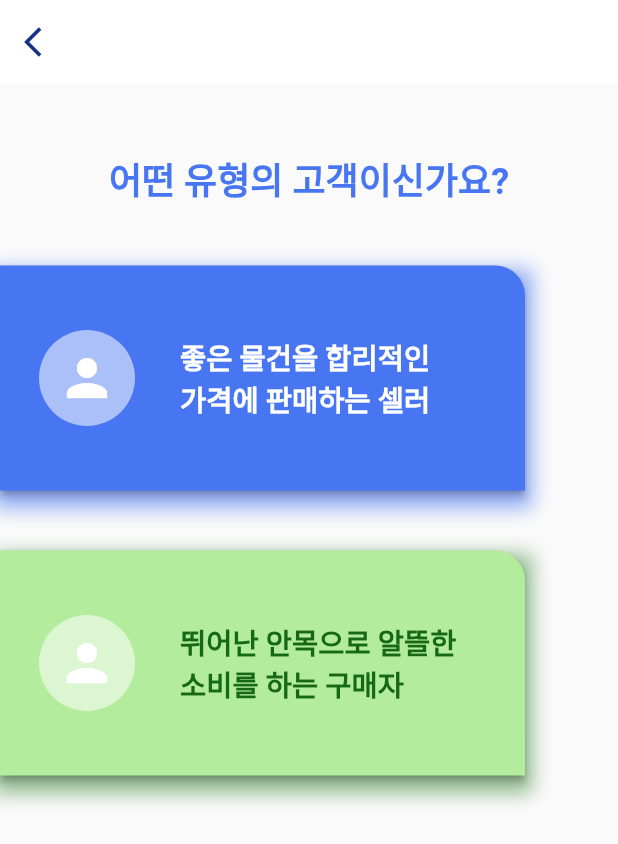
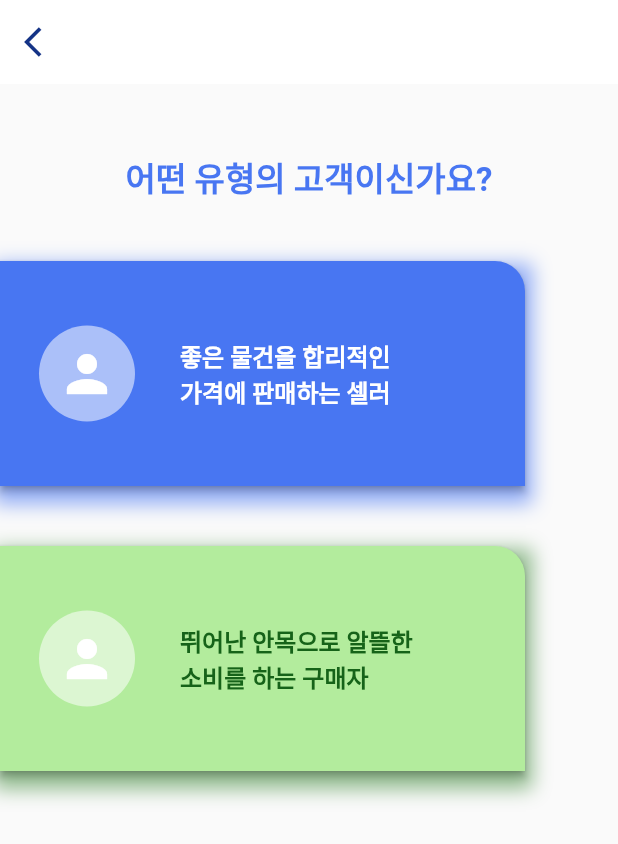
Before and after one commit to kimjeyoun/SmallStoreInformationApplication_front, a Flutter app: the LoginForm screen opened directly, after a tap on "쉽고 빠른 회원가입", on a phone screen of 412 x 824 dp. Shown: the top 844 px of the screen. Run offline on Flutter 3.47's test engine with Material 2 defaults, Android fonts, the phone set to English and light mode, and no system bars; our stand-ins replace flutter_secure_storage; missing offline and left inert: kakao_flutter_sdk, kakao_map_plugin; accounts and stored records are empty; network calls fail; Roboto replaces fonts that are missing (Sandoll).

```diff
--- a/lib/main.dart
+++ b/lib/main.dart
@@ -2,7 +2,6 @@ import 'package:flutter/material.dart';
 import 'package:kakao_flutter_sdk/kakao_flutter_sdk.dart';
 import 'package:kakao_map_plugin/kakao_map_plugin.dart';
 import 'package:where_shop_project/screen/login_page.dart';
-import 'package:where_shop_project/screen/register_page.dart';
 import 'package:where_shop_project/screen/user_type_selection_page.dart';
 import 'package:where_shop_project/screen/logo_page.dart';
 import 'package:where_shop_project/screen/kakao_map_page.dart';
@@ -23,7 +22,6 @@ class MyApp extends StatelessWidget {
       routes: {
         '/': (context) => LogoPage(),
         '/login' : (context) => LoginPage(),
-        '/register': (context) => RegisterPage(),
         '/selection':  (context) => UserTypeSelectionPage(),
         '/map': (context) => KakaoMapPage(),
       },
--- a/lib/screen/login_page.dart
+++ b/lib/screen/login_page.dart
@@ -48,24 +48,18 @@ class _LoginFormState extends State<LoginForm> {
         // HTTP 응답 헤더 데이터
         Map<String, String> headers = response.headers;
 
-        // refreshtoken 값 추출
+        // token 값 추출
         String? refreshToken = headers['refreshtoken']?.replaceFirst('bearer ', "");
         String? accessToken = headers['authorization']?.replaceFirst('bearer ', "");
 
         await storage.write(key: 'refreshToken', value: refreshToken);
         await storage.write(key: 'accessToken', value: accessToken);
-        _showDialog('로그인 성공', '환영합니다, $id님!');
-        print("r스토리지 : ${await storage.read(key: 'refreshToken')}");
-        print("a스토리지 : ${await storage.read(key: 'accessToken')}");
+        _showDialog('로그인 성공', '환영합니다!');
         // 로그인 성공 시 처리할 로직 추가
         // 예: 홈 페이지로 이동 또는 다른 작업 수행
-      } else if (response.statusCode == 401) {
-        // 로그인 실패
-        print("로그인 실패");
-        _showDialog('로그인 실패', '아이디 또는 비밀번호가 일치하지 않습니다.');
       } else {
         // 기타 오류
-        print("로그인 실패2 ${response.statusCode}");
+        print("로그인 실패1 ${response.statusCode}");
         _showDialog('오류', '로그인 중에 오류가 발생했습니다.');
       }
     } catch (e) {
@@ -79,29 +73,24 @@ class _LoginFormState extends State<LoginForm> {
     String? refreshToken = await storage.read(key: 'refreshToken');
     String? accessToken = await storage.read(key: 'accessToken');
 
-    Map<String, String> headers = {
-      'Content-Type': 'application/json',
-      'Authorization': 'bearer ${accessToken}',
-      'refreshToken': 'bearer ${refreshToken}',
-    };
+    try {
+      http.Response response = await http.get(
+          Uri.parse(url),
+          headers: {
+            'Authorization': 'bearer $accessToken',
+            'refreshToken': 'bearer $refreshToken',
+          });
 
-    try {
-      http.Response response = await http.get(Uri.parse(url),
-          headers: headers);
-      storage.delete(key: 'refreshToken');
-      storage.delete(key: 'accessToken');
+      //storage.delete(key: 'refreshToken');
+      //storage.delete(key: 'accessToken');
 
       if (response.statusCode == 200) {
         _showDialog('로그아웃 성공', '안녕히가세요!');
-      } else if (response.statusCode == 401) {
+      } else {
         // 로그인 실패
-        print("로그아웃 실패");
-        _showDialog('로그아웃 실패', '아이디 또는 비밀번호가 일치하지 않습니다.');
-      } else {
-        // 기타 오류
-        print("로그아웃 실패2 ${response.statusCode}");
-        _showDialog('오류', '로그아웃 중에 오류가 발생했습니다.');
-      }
+        print("로그아웃 실패 ${response.statusCode}");
+        _showDialog('로그아웃 실패', 'error');
+      };
     } catch (e) {
       print("트라이문 오류${e}");
       _showDialog('오류', '서버와 통신 중에 오류가 발생했습니다.');
@@ -143,7 +132,12 @@ class _LoginFormState extends State<LoginForm> {
               SizedBox(height: 150),
               Text(
                 '이미 회원이신가요?',
-                style: TextStyle(color: Colors.white, fontSize: 24, fontWeight: FontWeight.bold),
+                style: TextStyle(
+                  fontFamily: 'Sandoll',
+                  fontWeight: FontWeight.w700,
+                  color: Colors.white,
+                  fontSize: 20,
+                ),
               ),
               SizedBox(height: 40),
               Align(
@@ -155,9 +149,10 @@ class _LoginFormState extends State<LoginForm> {
                     decoration: InputDecoration(
                       labelText: '아이디 또는 이메일',
                       labelStyle: TextStyle(
+                        fontFamily: 'Sandoll',
                         fontSize: 13, // 원하는 폰트 크기로 조정
-                        fontWeight: FontWeight.bold,
-                        color: Color(0xFFCACACA), // 원하는 색상으로 조정
+                        fontWeight: FontWeight.w600,
+                        color: Color(0xFFB8B8B8), // 원하는 색상으로 조정
                       ),
                       border: OutlineInputBorder(
                         borderRadius: BorderRadius.circular(8.0),
@@ -180,9 +175,10 @@ class _LoginFormState extends State<LoginForm> {
                     decoration: InputDecoration(
                       labelText: '비밀번호',
                       labelStyle: TextStyle(
+                        fontFamily: 'Sandoll',
                         fontSize: 13, // 원하는 폰트 크기로 조정
-                        fontWeight: FontWeight.bold,
-                        color: Color(0xFFCACACA), // 원하는 색상으로 조정
+                        fontWeight: FontWeight.w600,
+                        color: Color(0xFFB8B8B8), // 원하는 색상으로 조정
                       ),
                       border: OutlineInputBorder(
                         borderRadius: BorderRadius.circular(8.0),
@@ -212,23 +208,13 @@ class _LoginFormState extends State<LoginForm> {
                       borderRadius: BorderRadius.circular(8.0),
                     ),
                   ),
-                  child: Text('로그인', style: TextStyle(color: Colors.white),),
-                ),
-              ),
-              SizedBox(
-                width: 300, // 원하는 너비로 설정
-                child: ElevatedButton(
-                  onPressed: () {
-                    _logout(context);
-                  },
-                  style: ElevatedButton.styleFrom(
-                    minimumSize: Size(double.infinity, 48), // 버튼의 최소 너비를 설정
-                    primary: Color(0xFF143386), // 버튼의 배경색을 회색으로 설정
-                    shape: RoundedRectangleBorder(
-                      borderRadius: BorderRadius.circular(8.0),
+                  child: Text('로그인', style: TextStyle(
+                      fontFamily: 'Sandoll',
+                      fontWeight: FontWeight.w600,
+                      fontSize: 13,
+                      color: Colors.white,
                     ),
                   ),
-                  child: Text('로그아웃', style: TextStyle(color: Colors.white),),
                 ),
               ),
               SizedBox(height: 30),
@@ -240,13 +226,26 @@ class _LoginFormState extends State<LoginForm> {
                   padding: EdgeInsets.zero,
                   alignment: Alignment.center,
                 ),
-                child: Text(
-                  '쉽고 빠른 회원가입',
-                  style: TextStyle(
-                      color: Color(0xFFCACACA),
-                      decoration: TextDecoration.underline,
-                      fontSize: 15,
-                      fontWeight: FontWeight.bold
+                child: Opacity(
+                  opacity: 0.8,
+                  child: Container(
+                    decoration: BoxDecoration(
+                      border: Border(
+                          bottom: BorderSide(color: Colors.white)
+                      ),
+                    ),
+                    child: Opacity(
+                      opacity: 0.8,
+                      child: Text(
+                        '쉽고 빠른 회원가입',
+                        style: TextStyle(
+                          fontFamily: 'Sandoll',
+                          fontSize: 14,
+                          fontWeight: FontWeight.w600,
+                          color: Colors.white,
+                        ),
+                      ),
+                    ),
                   ),
                 ),
               ),
--- a/lib/screen/user_type_selection_page.dart
+++ b/lib/screen/user_type_selection_page.dart
@@ -1,4 +1,5 @@
 import 'package:flutter/material.dart';
+import 'package:where_shop_project/screen/register_first_page.dart';
 
 class UserTypeSelectionPage extends StatelessWidget {
   @override
@@ -9,23 +10,28 @@ class UserTypeSelectionPage extends StatelessWidget {
         elevation: 0, // 앱바의 그림자 없애기
         automaticallyImplyLeading: false, // 뒤로가기 버튼 제거
         leading: IconButton(
-          icon: Icon(Icons.arrow_back_ios),
+          icon: const Icon(Icons.arrow_back_ios),
           onPressed: () {
             Navigator.of(context).pop();
           },
-          color: Color(0xFF143386), // 뒤로가기 버튼 색상
+          color: const Color(0xFF143386), // 뒤로가기 버튼 색상
         ),
       ),
       body: SingleChildScrollView(
         child: Column(
           mainAxisAlignment: MainAxisAlignment.center,
           children: [
-            SizedBox(height: 45),
-            Text(
+            const SizedBox(height: 45),
+            const Text(
               '어떤 유형의 고객이신가요?',
-              style: TextStyle(color: Color(0xFF4876F2), fontSize: 24, fontWeight: FontWeight.bold),
+              style: TextStyle(
+                fontFamily: 'Sandoll',
+                color: Color(0xFF4876F2),
+                fontSize: 22,
+                fontWeight: FontWeight.w700,
+              ),
             ),
-            SizedBox(height: 40),
+            const SizedBox(height: 40),
             Row(
               mainAxisAlignment: MainAxisAlignment.start, // 오른쪽 정렬 설정
               children: [
@@ -36,20 +42,25 @@ class UserTypeSelectionPage extends StatelessWidget {
                     decoration: BoxDecoration(
                       boxShadow: [
                         BoxShadow(
-                          color: Color(0xFF4876F2).withOpacity(0.6),
+                          color: const Color(0xFF4876F2).withOpacity(0.6),
                           spreadRadius: 5,
                           blurRadius: 10,
-                          offset: Offset(0, 7), // 오른쪽과 아래로 그림자 적용
+                          offset: const Offset(0, 7), // 오른쪽과 아래로 그림자 적용
                         ),
                       ],
                     ),
                     child: ElevatedButton(
                       onPressed: () {
-                        Navigator.pushNamed(context, '/register');
+                        Navigator.push(
+                          context,
+                          MaterialPageRoute(
+                            builder: (context) => FirstRegisterForm('SHOPOWNE')
+                          )
+                        );
                       },
                       style: ElevatedButton.styleFrom(
-                        primary: Color(0xFF4876F2),
-                        shape: RoundedRectangleBorder(
+                        primary: const Color(0xFF4876F2),
+                        shape: const RoundedRectangleBorder(
                           borderRadius: BorderRadius.only(
                             topRight: Radius.circular(20.0),
                           ),
@@ -57,7 +68,7 @@ class UserTypeSelectionPage extends StatelessWidget {
                       ),
                       child: Row(
                         children: [
-                          SizedBox(width: 10),
+                          const SizedBox(width: 10),
                           Container(
                             decoration: BoxDecoration(
                               color: Colors.white54,
@@ -66,19 +77,29 @@ class UserTypeSelectionPage extends StatelessWidget {
                             padding: EdgeInsets.all(12.0),
                             child: Icon(Icons.person, color: Colors.white, size: 40),
                           ),
-                          SizedBox(width: 30),
-                          Expanded(
+                          const SizedBox(width: 30),
+                          const Expanded(
                             child: Column(
                               crossAxisAlignment: CrossAxisAlignment.start,
                               mainAxisAlignment: MainAxisAlignment.center,
                               children: [
                                 Text(
                                   '좋은 물건을 합리적인',
-                                  style: TextStyle(fontSize: 19, color: Colors.white, fontWeight: FontWeight.bold),
+                                  style: TextStyle(
+                                    fontFamily: 'Sandoll',
+                                    fontSize: 16,
+                                    color: Colors.white,
+                                    fontWeight: FontWeight.w700,
+                                  ),
                                 ),
                                 Text(
                                   '가격에 판매하는 셀러',
-                                  style: TextStyle(fontSize: 19, color: Colors.white, fontWeight: FontWeight.bold),
+                                  style: TextStyle(
+                                    fontFamily: 'Sandoll',
+                                    fontSize: 16,
+                                    color: Colors.white,
+                                    fontWeight: FontWeight.w700,
+                                  ),
                                 ),
                               ],
                             ),
@@ -92,7 +113,7 @@ class UserTypeSelectionPage extends StatelessWidget {
               ],
             ),
 
-            SizedBox(height: 40),
+            const SizedBox(height: 40),
             Row(
               mainAxisAlignment: MainAxisAlignment.start, // 오른쪽 정렬 설정
               children: [
@@ -103,20 +124,25 @@ class UserTypeSelectionPage extends StatelessWidget {
                     decoration: BoxDecoration(
                       boxShadow: [
                         BoxShadow(
-                          color: Color(0xFF488f43).withOpacity(0.6),
+                          color: const Color(0xFF488f43).withOpacity(0.6),
                           spreadRadius: 5,
                           blurRadius: 10,
-                          offset: Offset(0, 7), // 오른쪽과 아래로 그림자 적용
+                          offset: const Offset(0, 7), // 오른쪽과 아래로 그림자 적용
                         ),
                       ],
                     ),
                     child: ElevatedButton(
                       onPressed: () {
-                        Navigator.pushNamed(context, '/register');
+                        Navigator.push(
+                            context,
+                            MaterialPageRoute(
+                                builder: (context) => FirstRegisterForm('USER')
+                            )
+                        );
                       },
                       style: ElevatedButton.styleFrom(
-                        primary: Color(0xFFb3ec9d),
-                        shape: RoundedRectangleBorder(
+                        primary: const Color(0xFFb3ec9d),
+                        shape: const RoundedRectangleBorder(
                           borderRadius: BorderRadius.only(
                             topRight: Radius.circular(20.0),
                           ),
@@ -124,17 +150,17 @@ class UserTypeSelectionPage extends StatelessWidget {
                       ),
                       child: Row(
                         children: [
-                          SizedBox(width: 10),
+                          const SizedBox(width: 10),
                           Container(
                             decoration: BoxDecoration(
                               color: Colors.white54,
                               borderRadius: BorderRadius.circular(100.0),
                             ),
-                            padding: EdgeInsets.all(12.0),
-                            child: Icon(Icons.person, color: Colors.white, size: 40),
+                            padding: const EdgeInsets.all(12.0),
+                            child: const Icon(Icons.person, color: Colors.white, size: 40),
                           ),
-                          SizedBox(width: 30),
-                          Expanded(
+                          const SizedBox(width: 30),
+                          const Expanded(
                             child: Column(
                               crossAxisAlignment: CrossAxisAlignment.start,
                               mainAxisAlignment: MainAxisAlignment.center, // 중앙 정렬 설정
@@ -142,17 +168,19 @@ class UserTypeSelectionPage extends StatelessWidget {
                                 Text(
                                   '뛰어난 안목으로 알뜰한',
                                   style: TextStyle(
-                                      fontSize: 19,
-                                      color: Color(0xFF166913),
-                                      fontWeight: FontWeight.bold
+                                    fontFamily: 'Sandoll',
+                                    fontSize: 16,
+                                    color: Color(0xFF166319),
+                                    fontWeight: FontWeight.w700
                                   ),
                                 ),
                                 Text(
                                   '소비를 하는 구매자',
                                   style: TextStyle(
-                                      fontSize: 19,
-                                      color: Color(0xFF166913),
-                                      fontWeight: FontWeight.bold
+                                    fontFamily: 'Sandoll',
+                                    fontSize: 16,
+                                    color: Color(0xFF166319),
+                                    fontWeight: FontWeight.w700
                                   ),
                                 ),
                               ],
@@ -165,31 +193,6 @@ class UserTypeSelectionPage extends StatelessWidget {
                 ),
               ],
             ),
-
-            // 새로운 버튼 추가
-            /* Expanded(
-            child: Align(
-              alignment: Alignment.bottomCenter,
-              child: SizedBox(
-                width: double.infinity,
-                height: 65, // 원하는 높이로 조정
-                child: ElevatedButton(
-                  onPressed: () {
-                    // 버튼 클릭 시 동작 설정
-                    Navigator.pushNamed(context, '/register');
-                  },
-                  style: ElevatedButton.styleFrom(
-                    primary: Color(0xFF143386), // 원하는 색상
-                    shape: RoundedRectangleBorder(),
-                  ),
-                  child: Text(
-                    '다음으로',
-                    style: TextStyle(fontSize: 16, color: Colors.white, fontWeight: FontWeight.bold),
-                  ),
-                ),
-              ),
-            ),
-          ), */
           ],
         ),
       ),
--- a/pubspec.yaml
+++ b/pubspec.yaml
@@ -34,6 +34,7 @@ dependencies:
   kakao_flutter_sdk: ^1.5.0
   kakao_map_plugin: ^0.2.0
   flutter_secure_storage: ^9.0.0
+  pin_code_fields: ^8.0.1
 
 
   # The following adds the Cupertino Icons font to your application.
@@ -65,6 +66,11 @@ flutter:
   assets:
     - asset/img/
 
+fonts:
+  - family: Sandoll
+    fonts:
+      - asset: fonts/Sandoll_Neo1.otf
+        weight: 400
   # To add assets to your application, add an assets section, like this:
   # assets:
   #   - images/a_dot_burr.jpeg
```
Also changed, not shown: lib/screen/logo_page.dart (+33 -5 lines), pubspec.lock.
